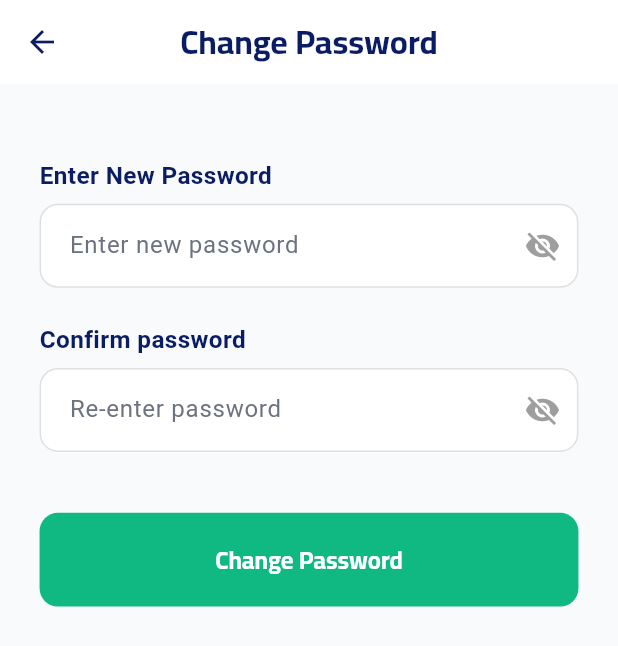
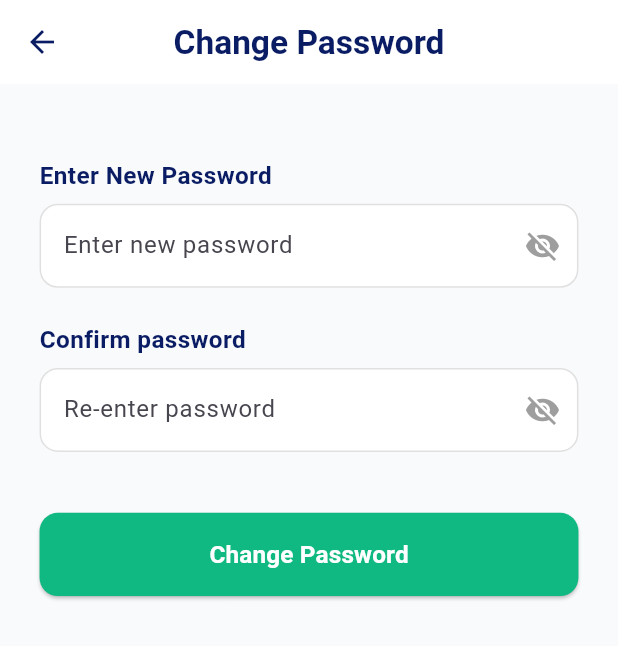
Before and after one commit to AhmedMohammedSaad/al-mohafez_studint, a Flutter app: the ChangePasswordScreen screen opened directly, on a phone screen of 412 x 824 dp. Shown: the top 646 px of the screen. Run offline on Flutter 3.47's test engine with Material 3 defaults, Android fonts, the phone set to English and light mode, and no system bars; our stand-ins replace audioplayers, cached_network_image, carousel_slider, chewie, dio, easy_localization and 21 more; missing offline and left inert: flutter_sound, syncfusion_flutter_pdfviewer; accounts and stored records are empty; network calls fail.

Commit message:
add detall

```diff
--- a/lib/almohafez/core/theme/app_text_style.dart
+++ b/lib/almohafez/core/theme/app_text_style.dart
@@ -19,7 +19,6 @@ class AppTextStyle {
     fontSize: 32.sp,
     fontWeight: FontWeight.w700,
     height: 1.2,
-    fontFamily: FontFamily.cairo,
   );
 
   static TextStyle get textStyle28Bold => TextStyle(
@@ -27,7 +26,6 @@ class AppTextStyle {
     fontSize: 28.sp,
     fontWeight: FontWeight.w700,
     height: 1.2,
-    fontFamily: FontFamily.cairo,
   );
 
   static TextStyle get textStyle24Bold => TextStyle(
@@ -35,7 +33,6 @@ class AppTextStyle {
     fontSize: 24.sp,
     fontWeight: FontWeight.w700,
     height: 1.3,
-    fontFamily: FontFamily.cairo,
   );
 
   static TextStyle get textStyle22Bold => TextStyle(
@@ -43,7 +40,6 @@ class AppTextStyle {
     fontSize: 22.sp,
     fontWeight: FontWeight.w600,
     height: 1.3,
-    fontFamily: FontFamily.cairo,
   );
 
   static TextStyle get textStyle20Bold => TextStyle(
@@ -51,7 +47,6 @@ class AppTextStyle {
     fontSize: 20.sp,
     fontWeight: FontWeight.w600,
     height: 1.3,
-    fontFamily: FontFamily.cairo,
   );
 
   static TextStyle get textStyle18Bold => TextStyle(
@@ -59,7 +54,6 @@ class AppTextStyle {
     fontSize: 18.sp,
     fontWeight: FontWeight.w600,
     height: 1.4,
-    fontFamily: FontFamily.cairo,
   );
 
   static TextStyle get textStyle16Bold => TextStyle(
@@ -67,7 +61,6 @@ class AppTextStyle {
     fontSize: 16.sp,
     fontWeight: FontWeight.w600,
     height: 1.4,
-    fontFamily: FontFamily.cairo,
   );
 
   static TextStyle get textStyle14Bold => TextStyle(
@@ -75,7 +68,6 @@ class AppTextStyle {
     fontSize: 14.sp,
     fontWeight: FontWeight.w600,
     height: 1.4,
-    fontFamily: FontFamily.cairo,
   );
 
   static TextStyle get textStyle12Bold => TextStyle(
@@ -83,7 +75,6 @@ class AppTextStyle {
     fontSize: 12.sp,
     fontWeight: FontWeight.w600,
     height: 1.4,
-    fontFamily: FontFamily.cairo,
   );
 
   // النصوص المتوسطة
@@ -92,7 +83,6 @@ class AppTextStyle {
     fontSize: 18.sp,
     fontWeight: FontWeight.w500,
     height: 1.4,
-    fontFamily: FontFamily.cairo,
   );
 
   static TextStyle get textStyle16Medium => TextStyle(
@@ -100,7 +90,6 @@ class AppTextStyle {
     fontSize: 16.sp,
     fontWeight: FontWeight.w500,
     height: 1.4,
-    fontFamily: FontFamily.cairo,
   );
 
   static TextStyle get textStyle14Medium => TextStyle(
@@ -108,7 +97,6 @@ class AppTextStyle {
     fontSize: 14.sp,
     fontWeight: FontWeight.w500,
     height: 1.4,
-    fontFamily: FontFamily.cairo,
   );
 
   static TextStyle get textStyle12Medium => TextStyle(
@@ -116,7 +104,6 @@ class AppTextStyle {
     fontSize: 12.sp,
     fontWeight: FontWeight.w500,
     height: 1.4,
-    fontFamily: FontFamily.cairo,
   );
 
   static TextStyle get textStyle10Medium => TextStyle(
@@ -124,7 +111,6 @@ class AppTextStyle {
     fontSize: 10.sp,
     fontWeight: FontWeight.w500,
     height: 1.4,
-    fontFamily: FontFamily.cairo,
   );
 
   // النصوص العادية
@@ -133,7 +119,6 @@ class AppTextStyle {
     fontSize: 16.sp,
     fontWeight: FontWeight.w400,
     height: 1.5,
-    fontFamily: FontFamily.cairo,
   );
 
   static TextStyle get textStyle14Regular => TextStyle(
@@ -141,7 +126,6 @@ class AppTextStyle {
     fontSize: 14.sp,
     fontWeight: FontWeight.w400,
     height: 1.5,
-    fontFamily: FontFamily.cairo,
   );
 
   static TextStyle get textStyle12Regular => TextStyle(
@@ -149,7 +133,6 @@ class AppTextStyle {
     fontSize: 12.sp,
     fontWeight: FontWeight.w400,
     height: 1.5,
-    fontFamily: FontFamily.cairo,
   );
 
   // أنماط خاصة للأزرار
@@ -158,7 +141,6 @@ class AppTextStyle {
     fontSize: 16.sp,
     fontWeight: FontWeight.w600,
     height: 1.2,
-    fontFamily: FontFamily.cairo,
   );
 
   static TextStyle get buttonTextMedium => TextStyle(
@@ -166,7 +148,6 @@ class AppTextStyle {
     fontSize: 14.sp,
     fontWeight: FontWeight.w600,
     height: 1.2,
-    fontFamily: FontFamily.cairo,
   );
 
   static TextStyle get buttonTextSmall => TextStyle(
@@ -174,7 +155,6 @@ class AppTextStyle {
     fontSize: 12.sp,
     fontWeight: FontWeight.w600,
     height: 1.2,
-    fontFamily: FontFamily.cairo,
   );
 
   // أنماط للنصوص الثانوية
@@ -183,7 +163,6 @@ class AppTextStyle {
     fontSize: 12.sp,
     fontWeight: FontWeight.w400,
     height: 1.4,
-    fontFamily: FontFamily.cairo,
   );
 
   static TextStyle get hintText => TextStyle(
@@ -191,7 +170,6 @@ class AppTextStyle {
     fontSize: 14.sp,
     fontWeight: FontWeight.w400,
     height: 1.4,
-    fontFamily: FontFamily.cairo,
   );
 
   // ========== الأنماط القديمة للتوافق ==========
@@ -462,91 +440,78 @@ class AppTextStyle {
     color: AppColors.primaryWhite,
     fontSize: 12.sp,
     fontWeight: FontWeight.w500,
-    fontFamily: FontFamily.cairo,
   );
 
   static TextStyle font12GreyMedium = TextStyle(
     color: AppColors.black,
     fontSize: 12.sp,
     fontWeight: FontWeight.w500,
-    fontFamily: FontFamily.cairo,
   );
 
   static TextStyle font14DarkBlueRegular = TextStyle(
     color: AppColors.primaryBlueViolet,
     fontSize: 14.sp,
     fontWeight: FontWeight.w400,
-    fontFamily: FontFamily.cairo,
   );
 
   static TextStyle font14GreyRegular = TextStyle(
     color: AppColors.grey,
     fontSize: 14.sp,
     fontWeight: FontWeight.w400,
-    fontFamily: FontFamily.cairo,
   );
 
   static TextStyle font10GreyRegular = TextStyle(
     color: AppColors.grey,
     fontSize: 10.sp,
     fontWeight: FontWeight.w400,
-    fontFamily: FontFamily.cairo,
   );
 
   static TextStyle font12DarkBlueMedium = TextStyle(
     color: AppColors.primaryBlueViolet,
     fontSize: 12.sp,
     fontWeight: FontWeight.w500,
-    fontFamily: FontFamily.cairo,
   );
 
   static TextStyle font14DarkBlueMedium = TextStyle(
     color: AppColors.primaryBlueViolet,
     fontSize: 14.sp,
     fontWeight: FontWeight.w500,
-    fontFamily: FontFamily.cairo,
   );
 
   static TextStyle font12GreyRegular = TextStyle(
     color: AppColors.grey,
     fontSize: 12.sp,
     fontWeight: FontWeight.w400,
-    fontFamily: FontFamily.cairo,
   );
 
   static TextStyle font14DarkBlueBold = TextStyle(
     color: AppColors.primaryDark,
     fontSize: 14.sp,
     fontWeight: FontWeight.w700,
-    fontFamily: FontFamily.cairo,
   );
 
   static TextStyle font16DarkBlueMedium = TextStyle(
     color: AppColors.primaryDark,
     fontSize: 16.sp,
     fontWeight: FontWeight.w500,
-    fontFamily: FontFamily.cairo,
   );
 
   static TextStyle font16DarkBlueBold = TextStyle(
     color: AppColors.primaryDark,
     fontSize: 16.sp,
     fontWeight: FontWeight.w700,
-    fontFamily: FontFamily.cairo,
   );
 
   static TextStyle font20DarkBlueBold = TextStyle(
     color: AppColors.primaryDark,
     fontSize: 20.sp,
     fontWeight: FontWeight.w700,
-    fontFamily: FontFamily.cairo,
   );
 
   static TextStyle font12DarkBlueRegular = TextStyle(
     color: AppColors.primaryDark,
     fontSize: 12.sp,
     fontWeight: FontWeight.w400,
-    fontFamily: FontFamily.cairo,
   );
   // Plain text styles (default weight)
   static TextStyle get textStyle20 => TextStyle(
@@ -554,7 +519,6 @@ class AppTextStyle {
     fontSize: 20.sp,
     fontWeight: FontWeight.w400,
     height: 1.4,
-    fontFamily: FontFamily.cairo,
   );
 
   static TextStyle get textStyle18 => TextStyle(
@@ -562,7 +526,6 @@ class AppTextStyle {
     fontSize: 18.sp,
     fontWeight: FontWeight.w400,
     height: 1.4,
-    fontFamily: FontFamily.cairo,
   );
 
   static TextStyle get textStyle16 => TextStyle(
@@ -570,7 +533,6 @@ class AppTextStyle {
     fontSize: 16.sp,
     fontWeight: FontWeight.w400,
     height: 1.4,
-    fontFamily: FontFamily.cairo,
   );
 
   static TextStyle get textStyle14 => TextStyle(
@@ -578,7 +540,6 @@ class AppTextStyle {
     fontSize: 14.sp,
     fontWeight: FontWeight.w400,
     height: 1.4,
-    fontFamily: FontFamily.cairo,
   );
 
   static TextStyle get textStyle12 => TextStyle(
@@ -586,7 +547,6 @@ class AppTextStyle {
     fontSize: 12.sp,
     fontWeight: FontWeight.w400,
     height: 1.4,
-    fontFamily: FontFamily.cairo,
   );
 
   static TextStyle get textStyle10 => TextStyle(
@@ -594,7 +554,6 @@ class AppTextStyle {
     fontSize: 10.sp,
     fontWeight: FontWeight.w400,
     height: 1.4,
-    fontFamily: FontFamily.cairo,
   );
 
   static TextStyle get textStyle8 => TextStyle(
@@ -602,7 +561,6 @@ class AppTextStyle {
     fontSize: 8.sp,
     fontWeight: FontWeight.w400,
     height: 1.4,
-    fontFamily: FontFamily.cairo,
   );
 }
 
--- a/lib/almohafez/features/home/presentation/widgets/top_students_widget.dart
+++ b/lib/almohafez/features/home/presentation/widgets/top_students_widget.dart
@@ -194,7 +194,7 @@ class _StudentCard extends StatelessWidget {
   @override
   Widget build(BuildContext context) {
     return Container(
-      width: 90.w,
+      width: 100.w,
       margin: EdgeInsets.only(right: 12.w),
       child: Column(
         children: [
--- a/lib/almohafez/features/progress/presentation/views/progress_screen.dart
+++ b/lib/almohafez/features/progress/presentation/views/progress_screen.dart
@@ -62,6 +62,7 @@ class _ProgressViewState extends State<_ProgressView>
   @override
   Widget build(BuildContext context) {
     return Scaffold(
+      backgroundColor: Colors.white,
       body: SafeArea(
         child: Column(
           children: [
--- a/lib/almohafez/features/sessions/logic/sessions_state.dart
+++ b/lib/almohafez/features/sessions/logic/sessions_state.dart
@@ -21,3 +21,5 @@ class SessionsError extends SessionsState {
 
   SessionsError(this.message);
 }
+
+class SubscriptionExpired extends SessionsState {}
--- a/lib/gen/fonts.gen.dart
+++ b/lib/gen/fonts.gen.dart
@@ -10,6 +10,6 @@
 class FontFamily {
   FontFamily._();
   static const String roboto = 'Roboto';
-  static const String robotoVariable = 'RobotoVariable';
-  static const String cairo = 'Cairo';
+  // static const String robotoVariable = 'RobotoVariable';
+  // static const String cairo = 'Cairo';
 }
```
Also changed, not shown: lib/almohafez/features/onboarding/presentation/widgets/main_content_widget.dart (+4 -3 lines), lib/almohafez/features/payment/data/models/payment_record_model.dart (added, +91 -0 lines), lib/almohafez/features/payment/data/repos/payments_repo.dart (added, +48 -0 lines), lib/almohafez/features/payment/presentation/cubit/payment_cubit.dart (+19 -6 lines), lib/almohafez/features/payment/presentation/cubit/payment_state.dart (+4 -5 lines), lib/almohafez/features/payment/presentation/screens/payment_screen.dart (+18 -14 lines), lib/almohafez/features/sessions/logic/sessions_cubit.dart (+52 -1 lines), lib/almohafez/features/sessions/presentation/views/sessions_screen.dart (+40 -3 lines), lib/almohafez/features/teachers/logic/booking_cubit.dart (+5 -3 lines), lib/almohafez/features/teachers/presentation/views/payment_screen.dart (+65 -17 lines), lib/main.dart (+18 -11 lines), pubspec.yaml (+5 -5 lines), 4 other files.
